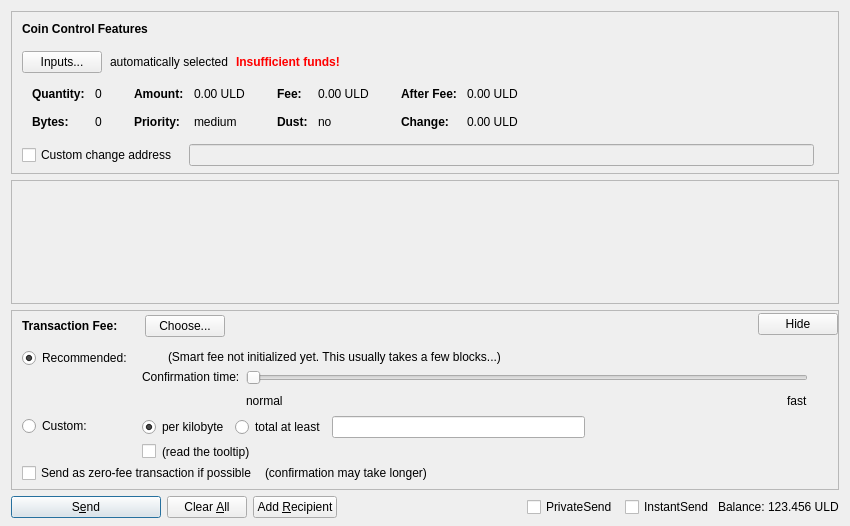
Before: the Qt Designer form src/qt/forms/sendcoinsdialog.ui in UlordChain/UlordChain, drawn with Qt 5.
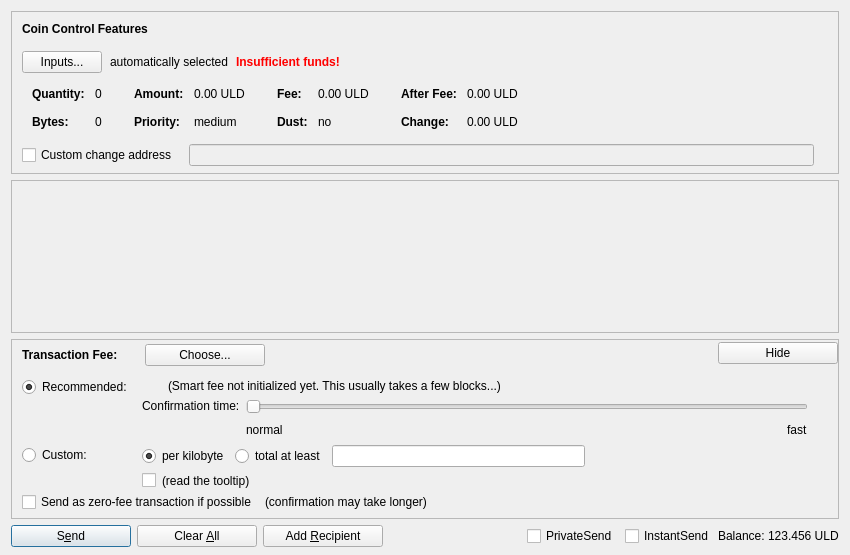
After: the same form once the commit is applied. Custom widgets are drawn as their Qt base class.

What changed in the file:
```diff
--- a/src/qt/forms/sendcoinsdialog.ui
+++ b/src/qt/forms/sendcoinsdialog.ui
@@ -7,7 +7,7 @@
     <x>0</x>
     <y>0</y>
     <width>850</width>
-    <height>526</height>
+    <height>555</height>
    </rect>
   </property>
   <property name="windowTitle">
@@ -617,7 +617,7 @@
         <x>0</x>
         <y>0</y>
         <width>830</width>
-        <height>69</height>
+        <height>68</height>
        </rect>
       </property>
       <layout class="QVBoxLayout" name="verticalLayout_2" stretch="0,1">
@@ -766,6 +766,16 @@
               </item>
               <item>
                <widget class="QPushButton" name="buttonChooseFee">
+                <property name="minimumSize">
+                 <size>
+                  <width>120</width>
+                  <height>0</height>
+                 </size>
+                </property>
+                <property name="styleSheet">
+                 <string notr="true">
+</string>
+                </property>
                 <property name="text">
                  <string>Choose...</string>
                 </property>
@@ -803,9 +813,18 @@
           </item>
           <item>
            <widget class="QPushButton" name="buttonMinimizeFee">
+            <property name="minimumSize">
+             <size>
+              <width>120</width>
+              <height>0</height>
+             </size>
+            </property>
             <property name="toolTip">
              <string>collapse fee-settings</string>
             </property>
+            <property name="styleSheet">
+             <string notr="true"/>
+            </property>
             <property name="text">
              <string>Hide</string>
             </property>
@@ -1247,7 +1266,7 @@
       <widget class="QPushButton" name="sendButton">
        <property name="minimumSize">
         <size>
-         <width>150</width>
+         <width>120</width>
          <height>0</height>
         </size>
        </property>
@@ -1273,6 +1292,12 @@
          <verstretch>0</verstretch>
         </sizepolicy>
        </property>
+       <property name="minimumSize">
+        <size>
+         <width>120</width>
+         <height>0</height>
+        </size>
+       </property>
        <property name="toolTip">
         <string>Clear all fields of the form.</string>
        </property>
@@ -1286,6 +1311,12 @@
      </item>
      <item>
       <widget class="QPushButton" name="addButton">
+       <property name="minimumSize">
+        <size>
+         <width>120</width>
+         <height>0</height>
+        </size>
+       </property>
        <property name="toolTip">
         <string>Send to multiple recipients at once</string>
        </property>
```
Left out of the diff: 6 changed lines with no effect on the pictures.
